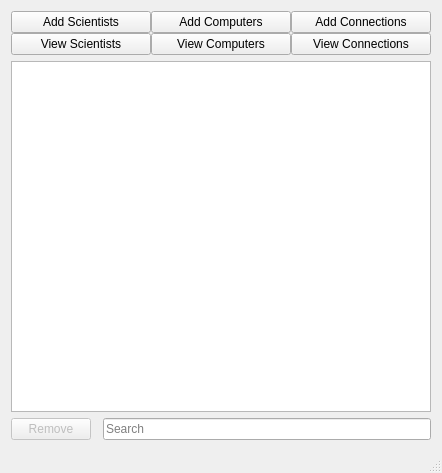
First picture: the form in GUI/mainwindow.ui, repository atlie15/GraphicalUI, before the edit.
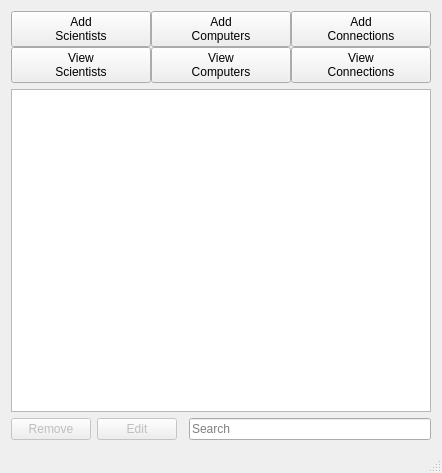
Second picture: the form after the edit. Icons and pictures are not drawn.

Diff of the .ui file:
```diff
--- a/GUI/mainwindow.ui
+++ b/GUI/mainwindow.ui
@@ -30,34 +30,55 @@
       <item row="1" column="2">
        <widget class="QPushButton" name="button_view_connections">
         <property name="text">
-         <string>View Connections</string>
+         <string>View
+Connections</string>
         </property>
         <property name="icon">
          <iconset resource="icons.qrc">
           <normaloff>:/icons/icons/view.png</normaloff>:/icons/icons/view.png</iconset>
         </property>
+        <property name="iconSize">
+         <size>
+          <width>30</width>
+          <height>30</height>
+         </size>
+        </property>
        </widget>
       </item>
       <item row="0" column="1">
        <widget class="QPushButton" name="button_add_computers">
         <property name="text">
-         <string>Add Computers</string>
+         <string>Add
+Computers</string>
         </property>
         <property name="icon">
          <iconset resource="icons.qrc">
           <normaloff>:/icons/icons/Add.png</normaloff>:/icons/icons/Add.png</iconset>
         </property>
+        <property name="iconSize">
+         <size>
+          <width>30</width>
+          <height>30</height>
+         </size>
+        </property>
        </widget>
       </item>
       <item row="0" column="2">
        <widget class="QPushButton" name="button_add_connections">
         <property name="text">
-         <string>Add Connections</string>
+         <string>Add
+Connections</string>
         </property>
         <property name="icon">
          <iconset resource="icons.qrc">
           <normaloff>:/icons/icons/Add.png</normaloff>:/icons/icons/Add.png</iconset>
         </property>
+        <property name="iconSize">
+         <size>
+          <width>30</width>
+          <height>30</height>
+         </size>
+        </property>
        </widget>
       </item>
       <item row="0" column="0">
@@ -72,34 +93,55 @@
          <bool>false</bool>
         </property>
         <property name="text">
-         <string>Add Scientists</string>
+         <string>Add
+Scientists</string>
         </property>
         <property name="icon">
          <iconset resource="icons.qrc">
           <normaloff>:/icons/icons/Add.png</normaloff>:/icons/icons/Add.png</iconset>
         </property>
+        <property name="iconSize">
+         <size>
+          <width>30</width>
+          <height>30</height>
+         </size>
+        </property>
        </widget>
       </item>
       <item row="1" column="1">
        <widget class="QPushButton" name="button_view_computers">
         <property name="text">
-         <string>View Computers</string>
+         <string>View
+Computers</string>
         </property>
         <property name="icon">
          <iconset resource="icons.qrc">
           <normaloff>:/icons/icons/view.png</normaloff>:/icons/icons/view.png</iconset>
         </property>
+        <property name="iconSize">
+         <size>
+          <width>30</width>
+          <height>30</height>
+         </size>
+        </property>
        </widget>
       </item>
       <item row="1" column="0">
        <widget class="QPushButton" name="button_view_scientists">
         <property name="text">
-         <string>View Scientists</string>
+         <string>View
+Scientists</string>
         </property>
         <property name="icon">
          <iconset resource="icons.qrc">
           <normaloff>:/icons/icons/view.png</normaloff>:/icons/icons/view.png</iconset>
         </property>
+        <property name="iconSize">
+         <size>
+          <width>30</width>
+          <height>30</height>
+         </size>
+        </property>
        </widget>
       </item>
      </layout>
@@ -148,6 +190,35 @@
         <property name="icon">
          <iconset resource="icons.qrc">
           <normaloff>:/icons/icons/Remove.png</normaloff>:/icons/icons/Remove.png</iconset>
+        </property>
+        <property name="iconSize">
+         <size>
+          <width>30</width>
+          <height>30</height>
+         </size>
+        </property>
+       </widget>
+      </item>
+      <item>
+       <widget class="QPushButton" name="button_edit">
+        <property name="enabled">
+         <bool>false</bool>
+        </property>
+        <property name="focusPolicy">
+         <enum>Qt::NoFocus</enum>
+        </property>
+        <property name="text">
+         <string>Edit</string>
+        </property>
+        <property name="icon">
+         <iconset resource="icons.qrc">
+          <normaloff>:/icons/icons/Edit.png</normaloff>:/icons/icons/Edit.png</iconset>
+        </property>
+        <property name="iconSize">
+         <size>
+          <width>30</width>
+          <height>30</height>
+         </size>
         </property>
        </widget>
       </item>
```
Left out of the diff: 3 changed lines with no effect on the pictures.
